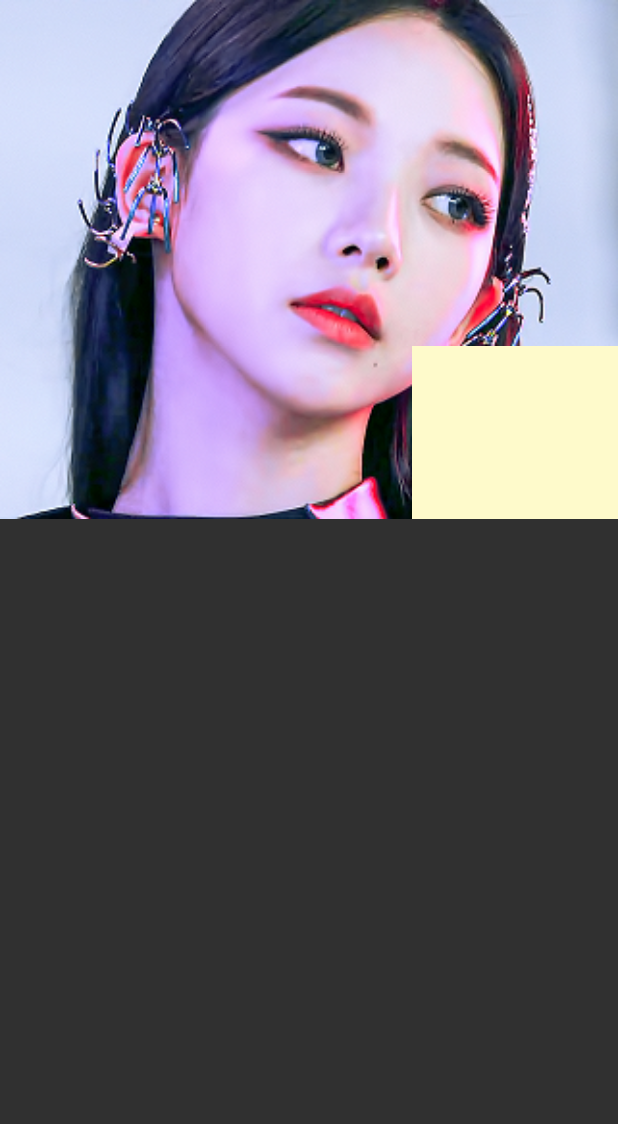
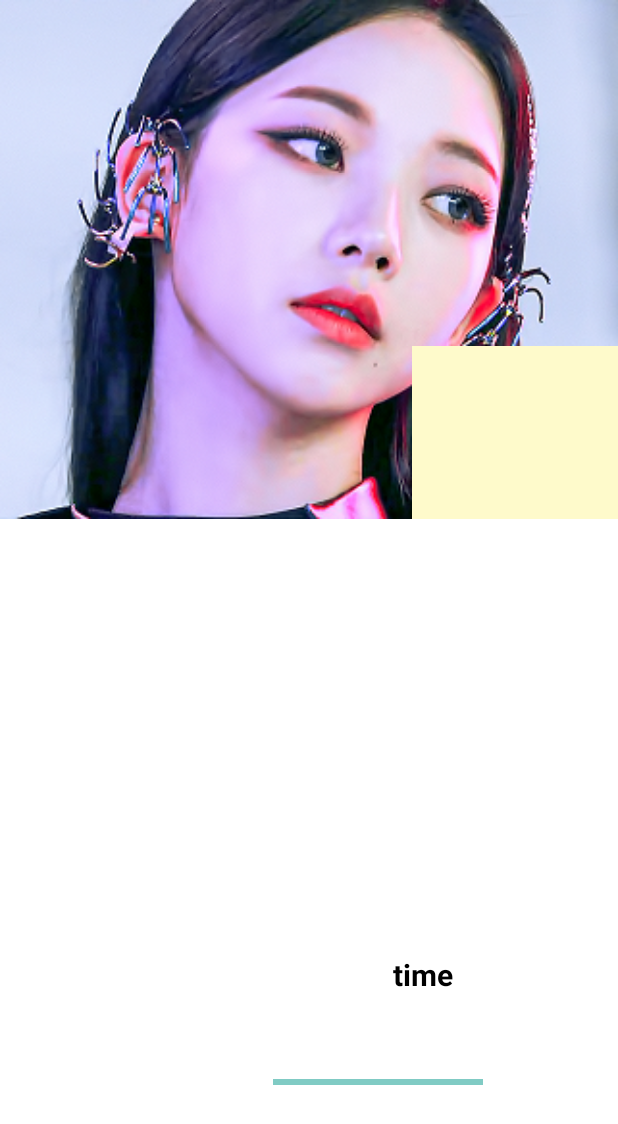
Before and after one commit to SeungHyeonJung97/PuzzleActivity, an Android app: the PuzzleActivity screen opened directly, with no data from a screen before it, after a tap on an icon or button, on a phone screen of 412 x 824 dp. Shown: the top 1124 px of the screen. Run offline under Robolectric (Android 15) with nearby library versions, the phone set to English and light mode, and no system bars.

Commit message:
[1016] ProgressBar in Thread

```diff
--- a/app/src/main/java/com/example/puzzleactivity/PuzzleActivity.java
+++ b/app/src/main/java/com/example/puzzleactivity/PuzzleActivity.java
@@ -1,24 +1,41 @@
 package com.example.puzzleactivity;
 
+import androidx.annotation.MainThread;
+import androidx.annotation.NonNull;
 import androidx.appcompat.app.AppCompatActivity;
 
 import android.graphics.Point;
 import android.os.Bundle;
+import android.os.Handler;
+import android.os.Message;
 import android.util.Log;
 import android.view.Display;
-import android.view.GestureDetector;
-import android.view.MotionEvent;
 import android.view.View;
 import android.widget.ImageView;
+import android.widget.ProgressBar;
+import android.widget.TextView;
+import android.widget.Toast;
 
 import com.bumptech.glide.Glide;
+
+import org.w3c.dom.Text;
+
+import java.util.Timer;
+import java.util.TimerTask;
 
 public class PuzzleActivity extends AppCompatActivity {
 
     // 이미지를 담을 배열
     ImageView iv[] = new ImageView[9];
-    GestureDetector gesture;
-    public float downX, downY, upX, upY;
+    ProgressBar pb_timer;
+    Timer timer;
+    TimerTask timerTask;
+    public TextView tv_timer;
+    boolean toggle_timer = false;
+    Handler mHandler;
+
+//    GestureDetector gesture;
+//    public float downX, downY, upX, upY;
 
     @Override
     protected void onCreate(Bundle savedInstanceState) {
@@ -33,19 +50,87 @@ public class PuzzleActivity extends AppCompatActivity {
         // 구한 size를 ImageSettings에 넘겨주어, ImageSettings()에서 Puzzle의 Image를 Setting 한다.
         ImageSettings(size);
 
+        pb_timer = (ProgressBar) findViewById(R.id.pb_timer);
+        tv_timer = (TextView) findViewById(R.id.tv_timer);
+
+        initProgress();
+
         for (int i = 0; i < iv.length; i++) {
             iv[i].setOnClickListener(new View.OnClickListener() {
                 @Override
                 public void onClick(View v) {
+                    if (!toggle_timer) {
+                        startTimerThread();
+                    }
 
                     ImageView imageView = (ImageView) v;
                     ImageView blank = (ImageView) findViewById(R.id.iv_blank);
+
                     if (Vert(imageView, blank) || Hori(imageView, blank)) {
                         SwapImage(imageView, blank);
                     }
                 }
             });
         }
+
+        mHandler = new Handler(new Handler.Callback() {
+            @Override
+            public boolean handleMessage(@NonNull Message msg) {
+                tv_timer.setText(msg.arg1 + " : " + msg.arg2);
+                return true;
+            }
+        });
+    }
+
+    private void initProgress() {
+        pb_timer.setMax(10);
+        pb_timer.setProgress(10);
+    }
+
+    private void startTimerThread() {
+        timerTask = new TimerTask() {
+            @Override
+            public void run() {
+                PuzzleActivity.this.runOnUiThread(new Runnable() {
+                    @Override
+                    public void run() {
+                        decreaseBar();
+
+                    }
+                });
+                toggle_timer = true;
+            }
+        };
+        timer = new Timer();
+        timer.schedule(timerTask, 0, 1000);
+    }
+
+    private void decreaseBar() {
+        new Thread() {
+            @Override
+            public void run() {
+                try {
+                    int currentProgress = pb_timer.getProgress();
+                    if (currentProgress > 0) {
+                        currentProgress = currentProgress - 1;
+                    }
+                    if (currentProgress <= 0) {
+                        Log.d("Puzzle", "Game Over");
+                    }
+                    pb_timer.setProgress(currentProgress);
+
+                    /***
+                     * 이 부분이 textview를 수정하는 부분입니다 !
+                     */
+//                    Message message = new Message();
+//                    message.arg1 = (currentProgress / 60);
+//                    message.arg2 = (currentProgress - ((currentProgress / 60) * 60));
+//                    mHandler.sendMessage(message);
+                } catch (Exception e) {
+                    e.printStackTrace();
+                }
+            }
+        }.start();
     }
 
 
@@ -119,6 +204,7 @@ public class PuzzleActivity extends AppCompatActivity {
 
         imageView.layout(blank.getLeft(), blank.getTop(), blank.getRight(), blank.getBottom());
         blank.layout(Left, Top, Right, Bottom);
+
         Log.d("Bottom : ", "" + Bottom);
     }
 
--- a/app/src/main/res/layout/activity_puzzle.xml
+++ b/app/src/main/res/layout/activity_puzzle.xml
@@ -4,6 +4,7 @@
     xmlns:tools="http://schemas.android.com/tools"
     android:layout_width="match_parent"
     android:layout_height="match_parent"
+    android:background="@color/white"
     tools:context=".PuzzleActivity">
 
     <ImageView
@@ -96,4 +97,31 @@
         app:layout_constraintTop_toBottomOf="@+id/iv_karina006"
         tools:src="@drawable/ic_launcher_background" />
 
+    <ProgressBar
+        android:id="@+id/pb_timer"
+        style="?android:attr/progressBarStyleHorizontal"
+        android:layout_width="200dp"
+        android:layout_height="50dp"
+        app:layout_constraintBottom_toBottomOf="parent"
+        app:layout_constraintEnd_toEndOf="parent"
+        app:layout_constraintHorizontal_bias="0.86"
+        app:layout_constraintStart_toStartOf="parent"
+        app:layout_constraintTop_toTopOf="parent"
+        app:layout_constraintVertical_bias="0.9" />
+
+    <TextView
+        android:id="@+id/tv_timer"
+        android:layout_width="wrap_content"
+        android:layout_height="wrap_content"
+        android:text="time"
+        app:layout_constraintBottom_toTopOf="@+id/pb_timer"
+        app:layout_constraintEnd_toEndOf="@+id/pb_timer"
+        app:layout_constraintStart_toStartOf="@+id/pb_timer"
+        app:layout_constraintTop_toTopOf="parent"
+        app:layout_constraintVertical_bias="0.95"
+        tools:text="남은 시간"
+        android:textStyle="bold"
+        android:textSize="20sp"
+        android:textColor="@color/black"/>
+
 </androidx.constraintlayout.widget.ConstraintLayout>
--- a/app/src/main/res/values/strings.xml
+++ b/app/src/main/res/values/strings.xml
@@ -2,4 +2,5 @@
     <string name="app_name">PuzzleActivity</string>
     <string name="btn_start">게임 시작</string>
     <string name="btn_record">기록 보기</string>
+    <string name="timer">%s : %s</string>
 </resources>
```
